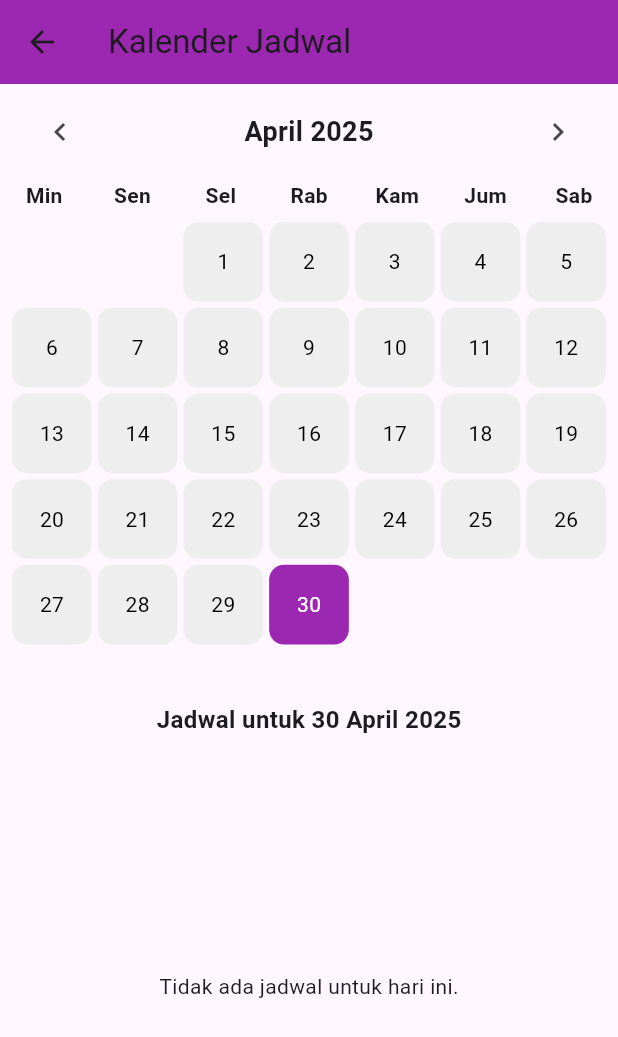
After one commit to chaelren/edusmart, a Flutter app: the JadwalView screen opened by its route, after a tap on the "calendar today" icon, on a phone screen of 412 x 824 dp. The commit adds this screen. Shown: the top 1037 px of the screen. Run offline on Flutter 3.47's test engine with Material 3 defaults, Android fonts, the phone set to English and light mode, and no system bars; our stand-ins replace cloud_firestore, firebase_auth, firebase_core, firebase_storage, get, image_picker and 1 more; accounts and stored records are empty.

Commit message:
Perubahan 2

```diff
--- a/lib/app/modules/jadwal/controllers/jadwal_controller.dart
+++ b/lib/app/modules/jadwal/controllers/jadwal_controller.dart
@@ -59,22 +59,18 @@ class JadwalController extends GetxController {
     TimeOfDay jamBerakhir,
   ) async {
     try {
-      final tanggalStr = DateFormat('yyyy-MM-dd').format(tanggal);
-      final jamMulaiStr =
-          '${jamMulai.hour.toString().padLeft(2, '0')}:${jamMulai.minute.toString().padLeft(2, '0')}';
-      final jamBerakhirStr =
-          '${jamBerakhir.hour.toString().padLeft(2, '0')}:${jamBerakhir.minute.toString().padLeft(2, '0')}';
-
       await _firestore.collection('jadwal').add({
+        'tipe': tipe,
         'nama': nama,
-        'tipe': tipe,
-        'tanggal': tanggalStr,
-        'jam_mulai': jamMulaiStr,
-        'jam_berakhir': jamBerakhirStr,
+        'tanggal': DateFormat('yyyy-MM-dd').format(tanggal),
+        'jam_mulai': _formatTime(jamMulai),
+        'jam_berakhir': _formatTime(jamBerakhir),
+        'created_at': FieldValue.serverTimestamp(),
       });
       fetchJadwal();
+      Get.snackbar('Sukses', 'Jadwal berhasil ditambahkan');
     } catch (e) {
-      Get.snackbar('Error', 'Gagal tambah jadwal: $e');
+      Get.snackbar('Error', 'Gagal menambahkan jadwal: $e');
     }
   }
 
@@ -87,22 +83,18 @@ class JadwalController extends GetxController {
     TimeOfDay jamBerakhir,
   ) async {
     try {
-      final tanggalStr = DateFormat('yyyy-MM-dd').format(tanggal);
-      final jamMulaiStr =
-          '${jamMulai.hour.toString().padLeft(2, '0')}:${jamMulai.minute.toString().padLeft(2, '0')}';
-      final jamBerakhirStr =
-          '${jamBerakhir.hour.toString().padLeft(2, '0')}:${jamBerakhir.minute.toString().padLeft(2, '0')}';
-
       await _firestore.collection('jadwal').doc(id).update({
+        'tipe': tipe,
         'nama': nama,
-        'tipe': tipe,
-        'tanggal': tanggalStr,
-        'jam_mulai': jamMulaiStr,
-        'jam_berakhir': jamBerakhirStr,
+        'tanggal': DateFormat('yyyy-MM-dd').format(tanggal),
+        'jam_mulai': _formatTime(jamMulai),
+        'jam_berakhir': _formatTime(jamBerakhir),
+        'updated_at': FieldValue.serverTimestamp(),
       });
       fetchJadwal();
+      Get.snackbar('Sukses', 'Jadwal berhasil diperbarui');
     } catch (e) {
-      Get.snackbar('Error', 'Gagal edit jadwal: $e');
+      Get.snackbar('Error', 'Gagal mengedit jadwal: $e');
     }
   }
 
@@ -110,35 +102,56 @@ class JadwalController extends GetxController {
     try {
       await _firestore.collection('jadwal').doc(id).delete();
       fetchJadwal();
+      Get.snackbar('Sukses', 'Jadwal berhasil dihapus');
     } catch (e) {
-      Get.snackbar('Error', 'Gagal hapus jadwal: $e');
+      Get.snackbar('Error', 'Gagal menghapus jadwal: $e');
     }
   }
 
-  Future<void> cekJadwalBerakhir() async {
-    final snapshot = await _firestore.collection('jadwal').get();
-    for (var doc in snapshot.docs) {
-      DateTime tanggal = DateTime.parse(doc['tanggal']);
-      if (tanggal.isBefore(DateTime.now())) {
-        await _firestore.collection('jadwal').doc(doc.id).delete();
-      }
-    }
-    fetchJadwal();
+  String _formatTime(TimeOfDay time) {
+    final hours = time.hour.toString().padLeft(2, '0');
+    final minutes = time.minute.toString().padLeft(2, '0');
+    return '$hours:$minutes';
   }
 
-  Future<void> cekNotifikasi() async {
-    final tomorrow = DateTime.now().add(Duration(days: 1));
-    final snapshot =
-        await _firestore
-            .collection('jadwal')
-            .where(
-              'tanggal',
-              isEqualTo: DateFormat('yyyy-MM-dd').format(tomorrow),
-            )
-            .get();
+  void cekJadwalBerakhir() async {
+    try {
+      final now = DateTime.now();
+      final todayStr = DateFormat('yyyy-MM-dd').format(now);
 
-    if (snapshot.docs.isNotEmpty) {
-      Get.snackbar('Reminder', 'Ada jadwal yang akan dimulai besok!');
+      final snapshot =
+          await _firestore
+              .collection('jadwal')
+              .where('tanggal', isEqualTo: todayStr)
+              .get();
+
+      for (var doc in snapshot.docs) {
+        final jamBerakhir = doc['jam_berakhir'];
+        final berakhirTime = _parseTime(jamBerakhir);
+        final endDateTime = DateTime(
+          now.year,
+          now.month,
+          now.day,
+          berakhirTime.hour,
+          berakhirTime.minute,
+        );
+
+        if (now.isAfter(endDateTime)) {
+          // Lakukan tindakan jika sudah lewat (opsional)
+        }
+      }
+    } catch (e) {
+      print("Gagal mengecek jadwal berakhir: $e");
     }
   }
+
+  TimeOfDay _parseTime(String time) {
+    final parts = time.split(':');
+    return TimeOfDay(hour: int.parse(parts[0]), minute: int.parse(parts[1]));
+  }
+
+  void cekNotifikasi() {
+    // Fungsi opsional, misal untuk masa depan
+    Get.snackbar("Notifikasi", "Belum ada notifikasi saat ini.");
+  }
 }
--- a/lib/app/modules/jadwal/views/jadwal_view.dart
+++ b/lib/app/modules/jadwal/views/jadwal_view.dart
@@ -2,6 +2,7 @@ import 'package:flutter/material.dart';
 import 'package:get/get.dart';
 import '../controllers/jadwal_controller.dart';
 import 'package:intl/intl.dart';
+import 'kalender_view.dart'; // tambahkan import halaman kalender
 
 class JadwalView extends GetView<JadwalController> {
   const JadwalView({super.key});
@@ -129,6 +130,14 @@ class JadwalView extends GetView<JadwalController> {
             icon: Icon(Icons.add),
             label: Text("Tambah Jadwal"),
             style: ElevatedButton.styleFrom(backgroundColor: Colors.purple),
+          ),
+          SizedBox(width: 8),
+          IconButton(
+            onPressed: () {
+              // Navigasi ke halaman kalender kustom
+              Get.to(() => KalenderView());
+            },
+            icon: Icon(Icons.calendar_today, color: Colors.purple),
           ),
           Spacer(),
           IconButton(
--- /dev/null
+++ b/lib/app/modules/jadwal/views/kalender_view.dart
@@ -0,0 +1,200 @@
+import 'package:flutter/material.dart';
+import 'package:intl/intl.dart';
+import 'package:cloud_firestore/cloud_firestore.dart';
+
+class KalenderView extends StatefulWidget {
+  const KalenderView({super.key});
+
+  @override
+  State<KalenderView> createState() => _KalenderViewState();
+}
+
+class _KalenderViewState extends State<KalenderView> {
+  DateTime _focusedDate = DateTime.now();
+  DateTime? _selectedDate;
+
+  @override
+  void initState() {
+    super.initState();
+    _selectedDate = DateTime.now();
+  }
+
+  @override
+  Widget build(BuildContext context) {
+    final daysInMonth = _daysInMonth(_focusedDate);
+    final firstDayOfMonth = DateTime(_focusedDate.year, _focusedDate.month, 1);
+    final firstWeekday = firstDayOfMonth.weekday;
+    final emptyStart = List.filled(firstWeekday % 7, null);
+
+    final calendarDays = [
+      ...emptyStart,
+      ...List.generate(daysInMonth, (index) {
+        return DateTime(_focusedDate.year, _focusedDate.month, index + 1);
+      }),
+    ];
+
+    return Scaffold(
+      appBar: AppBar(
+        title: Text('Kalender Jadwal'),
+        backgroundColor: Colors.purple,
+      ),
+      body: Column(
+        children: [
+          _buildHeader(),
+          _buildWeekDays(),
+          SizedBox(
+            height: 320,
+            child: GridView.builder(
+              padding: const EdgeInsets.all(8),
+              gridDelegate: const SliverGridDelegateWithFixedCrossAxisCount(
+                crossAxisCount: 7,
+                mainAxisSpacing: 4,
+                crossAxisSpacing: 4,
+              ),
+              itemCount: calendarDays.length,
+              itemBuilder: (context, index) {
+                final day = calendarDays[index];
+                if (day == null) return const SizedBox.shrink();
+
+                final isSelected =
+                    DateFormat('yyyy-MM-dd').format(day) ==
+                    DateFormat('yyyy-MM-dd').format(_selectedDate!);
+
+                return GestureDetector(
+                  onTap: () {
+                    setState(() {
+                      _selectedDate = day;
+                    });
+                  },
+                  child: Container(
+                    decoration: BoxDecoration(
+                      color: isSelected ? Colors.purple : Colors.grey[200],
+                      borderRadius: BorderRadius.circular(10),
+                    ),
+                    alignment: Alignment.center,
+                    child: Text(
+                      '${day.day}',
+                      style: TextStyle(
+                        color: isSelected ? Colors.white : Colors.black,
+                      ),
+                    ),
+                  ),
+                );
+              },
+            ),
+          ),
+          const SizedBox(height: 8),
+          Text(
+            'Jadwal untuk ${DateFormat('dd MMMM yyyy').format(_selectedDate!)}',
+            style: const TextStyle(fontWeight: FontWeight.bold, fontSize: 16),
+          ),
+          Expanded(child: _buildJadwalList()),
+        ],
+      ),
+    );
+  }
+
+  Widget _buildHeader() {
+    return Padding(
+      padding: const EdgeInsets.symmetric(vertical: 8, horizontal: 16),
+      child: Row(
+        mainAxisAlignment: MainAxisAlignment.spaceBetween,
+        children: [
+          IconButton(
+            icon: const Icon(Icons.chevron_left),
+            onPressed: () {
+              setState(() {
+                _focusedDate = DateTime(
+                  _focusedDate.year,
+                  _focusedDate.month - 1,
+                );
+              });
+            },
+          ),
+          Text(
+            DateFormat('MMMM yyyy').format(_focusedDate),
+            style: const TextStyle(fontSize: 18, fontWeight: FontWeight.bold),
+          ),
+          IconButton(
+            icon: const Icon(Icons.chevron_right),
+            onPressed: () {
+              setState(() {
+                _focusedDate = DateTime(
+                  _focusedDate.year,
+                  _focusedDate.month + 1,
+                );
+              });
+            },
+          ),
+        ],
+      ),
+    );
+  }
+
+  Widget _buildWeekDays() {
+    final days = ['Min', 'Sen', 'Sel', 'Rab', 'Kam', 'Jum', 'Sab'];
+    return Row(
+      children:
+          days
+              .map(
+                (d) => Expanded(
+                  child: Center(
+                    child: Text(
+                      d,
+                      style: const TextStyle(fontWeight: FontWeight.bold),
+                    ),
+                  ),
+                ),
+              )
+              .toList(),
+    );
+  }
+
+  int _daysInMonth(DateTime date) {
+    final firstDayNextMonth =
+        (date.month < 12)
+            ? DateTime(date.year, date.month + 1, 1)
+            : DateTime(date.year + 1, 1, 1);
+    return firstDayNextMonth.subtract(const Duration(days: 1)).day;
+  }
+
+  Widget _buildJadwalList() {
+    final selectedDateStr = DateFormat('yyyy-MM-dd').format(_selectedDate!);
+
+    return StreamBuilder<QuerySnapshot>(
+      stream:
+          FirebaseFirestore.instance
+              .collection('jadwal')
+              .where('tanggal', isEqualTo: selectedDateStr)
+              .snapshots(),
+      builder: (context, snapshot) {
+        if (snapshot.connectionState == ConnectionState.waiting) {
+          return const Center(child: CircularProgressIndicator());
+        }
+
+        final docs = snapshot.data?.docs ?? [];
+
+        if (docs.isEmpty) {
+          return const Center(child: Text('Tidak ada jadwal untuk hari ini.'));
+        }
+
+        return ListView.builder(
+          itemCount: docs.length,
+          itemBuilder: (context, index) {
+            final data = docs[index].data() as Map<String, dynamic>;
+
+            return Card(
+              margin: const EdgeInsets.symmetric(horizontal: 16, vertical: 6),
+              child: ListTile(
+                title: Text(data['nama'] ?? 'Tanpa Nama'),
+                subtitle: Text(
+                  '${data['tipe'] ?? ''} | ${data['jam_mulai'] ?? ''} - ${data['jam_berakhir'] ?? ''}',
+                ),
+              ),
+            );
+          },
+        );
+      },
+    );
+  }
+}
--- a/pubspec.yaml
+++ b/pubspec.yaml
@@ -19,6 +19,7 @@ dependencies:
   provider: ^6.1.3
   image_picker: ^0.8.5+3
   flutter_local_notifications: ^19.1.0
+  table_calendar: ^3.0.0
 
 dev_dependencies:
   flutter_test:
```
Also changed, not shown: lib/app/modules/jadwal/views/full_calender_view.dart (deleted), pubspec.lock, 1 other file.
